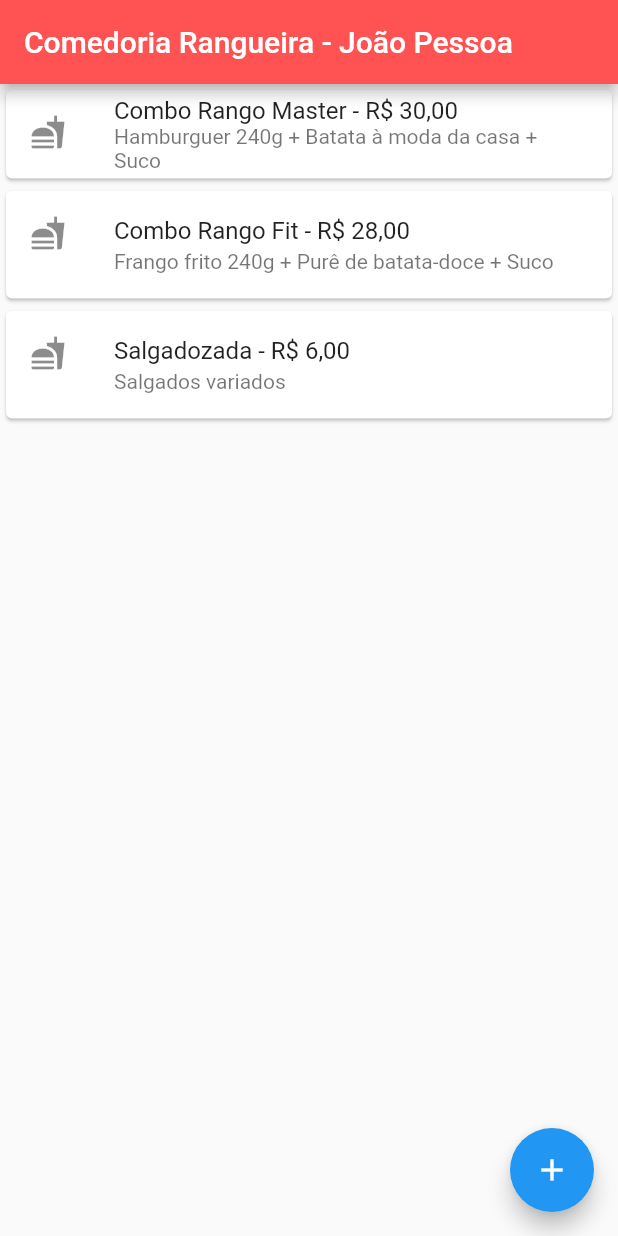
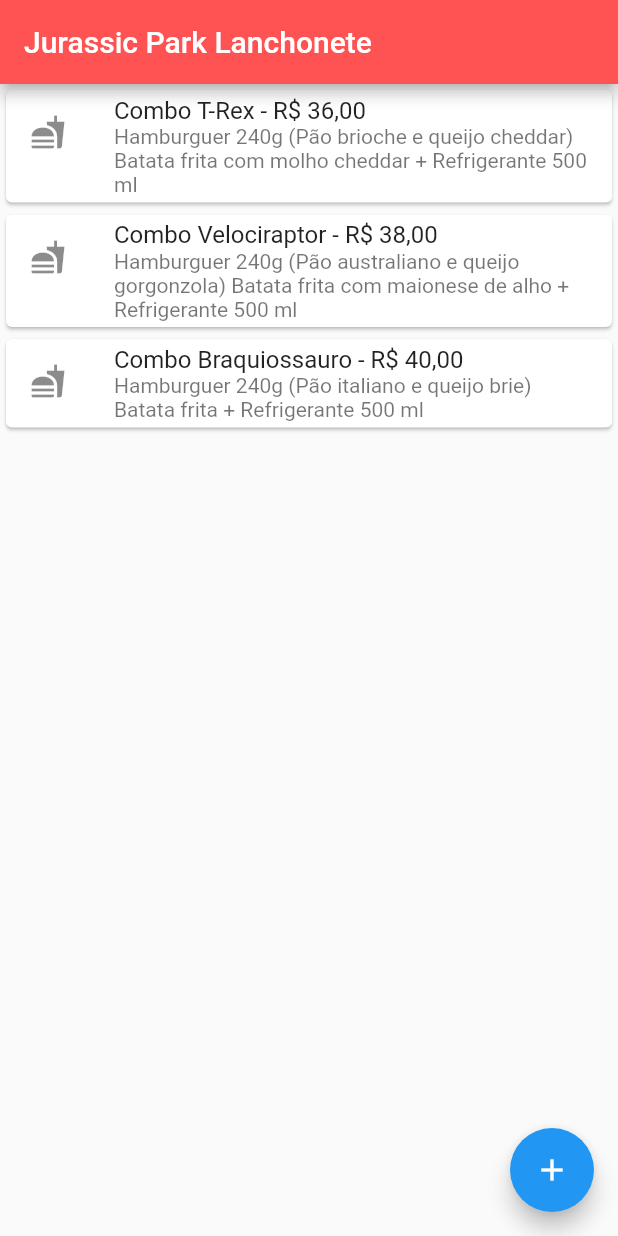
Before and after one commit to ecarloslopes/mobile-atividade-listagem-Emmanuel, a Flutter app: the screen it shows after launch, on a phone screen of 412 x 824 dp. Run offline on Flutter 3.47's test engine with Material 2 defaults, Android fonts, the phone set to English and light mode, and no system bars.

Commit message:
Atualiando atividade 01

```diff
--- a/lib/lib/br/com/jm/flutter/material/Lista.dart
+++ b/lib/lib/br/com/jm/flutter/material/Lista.dart
@@ -9,29 +9,29 @@ class Lista extends StatelessWidget {
           Card(
             child: ListTile(
               leading: Icon(Icons.fastfood),
-              title: Text('Combo Rango Master - R\$ 30,00'),
-              subtitle: Text('Hamburguer 240g + Batata à moda da casa + Suco'),
+              title: Text('Combo T-Rex - R\$ 36,00'),
+              subtitle: Text('Hamburguer 240g (Pão brioche e queijo cheddar) Batata frita com molho cheddar + Refrigerante 500 ml'),
             ),
           ),
           Card(
             child: ListTile(
               leading: Icon(Icons.fastfood),
-              title: Text('Combo Rango Fit - R\$ 28,00'),
-              subtitle: Text('Frango frito 240g + Purê de batata-doce + Suco'),
+              title: Text('Combo Velociraptor - R\$ 38,00'),
+              subtitle: Text('Hamburguer 240g (Pão australiano e queijo gorgonzola) Batata frita com maionese de alho + Refrigerante 500 ml'),
             ),
           ),
           Card(
             child: ListTile(
               leading: Icon(Icons.fastfood),
-              title: Text('Salgadozada - R\$ 6,00'),
-              subtitle: Text('Salgados variados'),
+              title: Text('Combo Braquiossauro - R\$ 40,00'),
+              subtitle: Text('Hamburguer 240g (Pão italiano e queijo brie) Batata frita + Refrigerante 500 ml'),
             ),
           ),
         ],
       ),
       appBar: AppBar(
         backgroundColor: Colors.redAccent,
-        title: const Text('Comedoria Rangueira - João Pessoa'),
+        title: const Text('Jurassic Park Lanchonete'),
       ),
       floatingActionButton: FloatingActionButton(
         child: Icon(Icons.add),
```
